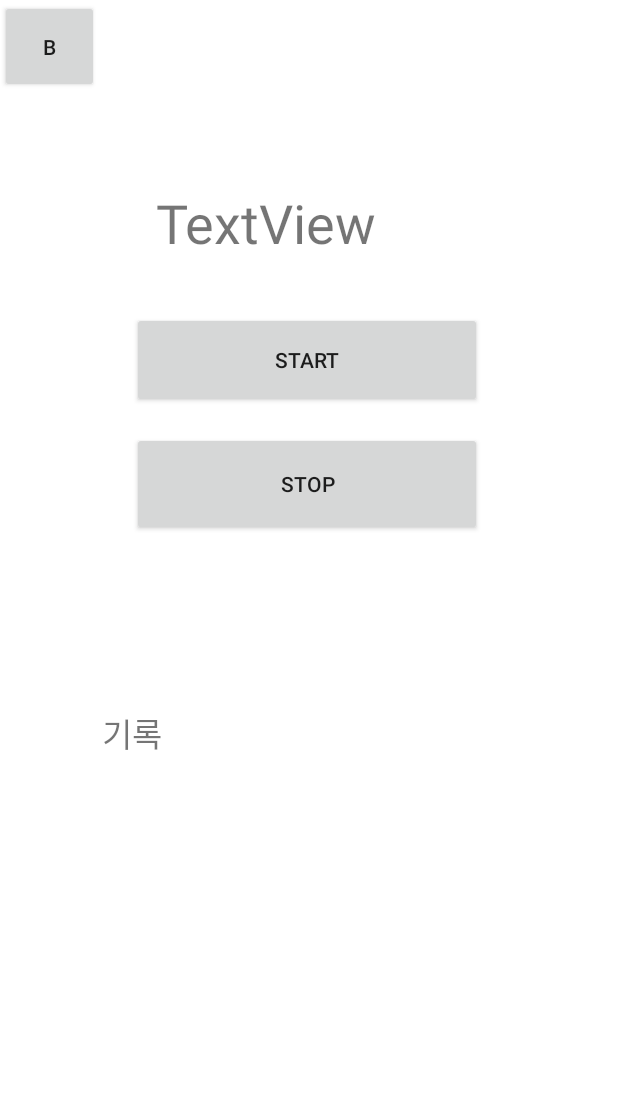
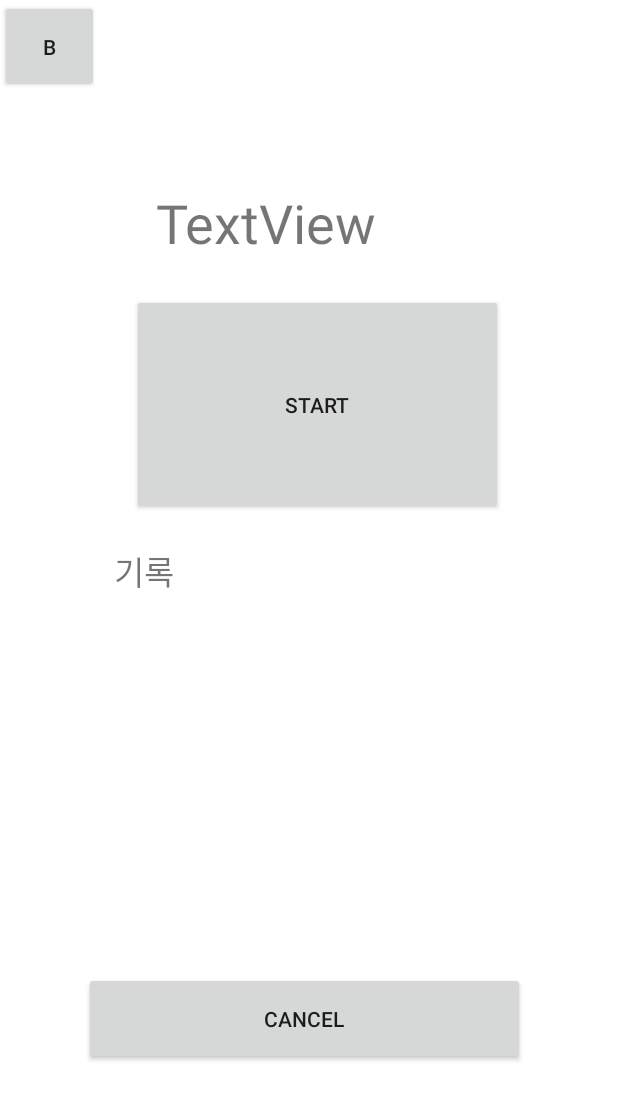
Before and after one commit to xe1230/Cheina, an Android app: the Act_execute screen opened directly, with no data from a screen before it, on a phone screen of 412 x 824 dp. Shown: the top 1100 px of the screen. Run offline under Robolectric (Android 15) with nearby library versions, the phone set to English and light mode, and no system bars.

Commit message:
231219 Add Record

```diff
--- a/app/src/main/java/com/example/chelina/Act_execute.java
+++ b/app/src/main/java/com/example/chelina/Act_execute.java
@@ -7,6 +7,7 @@ import android.content.Intent;
 import android.os.Bundle;
 import android.os.Handler;
 import android.os.Message;
+import android.text.method.ScrollingMovementMethod;
 import android.view.View;
 import android.widget.Button;
 import android.widget.TextView;
@@ -14,12 +15,22 @@ import android.widget.Toast;
 
 import androidx.annotation.Nullable;
 
+import java.util.ArrayList;
+import java.util.List;
+
+
 public class Act_execute extends Activity
 {
-    private Button mStartBtn, mStopBtn;
-    private TextView mTimeTextView, mRecordTextView;
-    private Thread timeThread = null;
-    private Boolean isRunning = true;
+    private Thread      m_Thrtime       = null;
+    private Button      m_BtnStart      = null;
+    private TextView    mTimeTextView   = null;
+    private TextView    m_editRecord = null;
+
+    private Boolean     m_bRunning      = true;
+    private Boolean     m_bStarted      = false;
+    private List<String> m_strRecord     = new ArrayList<>();
+
+
 
     @Override
     protected void onCreate(@Nullable Bundle savedInstanceState)
@@ -27,13 +38,10 @@ public class Act_execute extends Activity
         super.onCreate(savedInstanceState);
         setContentView(R.layout.frm_execute);
 
-        mStartBtn = (Button) findViewById(R.id.btn_Start);
-        mStopBtn = (Button) findViewById(R.id.btn_Stop);
-//        mRecordBtn = (Button) findViewById(R.id.btn_record);
-//        mPauseBtn = (Button) findViewById(R.id.btn_pause);
+        m_BtnStart = (Button) findViewById(R.id.btn_Start);
         mTimeTextView = (TextView) findViewById(R.id.timeView);
-        mRecordTextView = (TextView) findViewById(R.id.recordView);
-
+        m_editRecord = (TextView) findViewById(R.id.recordView);
+        m_editRecord.setMovementMethod(new ScrollingMovementMethod());
     }
 
 
@@ -46,26 +54,52 @@ public class Act_execute extends Activity
 
     public void btn_Start_onClick(View v)
     {
-        v.setVisibility(View.GONE);
-        mStopBtn.setVisibility(View.VISIBLE);
+        if (!m_bStarted)
+        {
+            m_BtnStart.setText("STOP");
+            m_bStarted = true;
+            m_Thrtime = new Thread(new timeThread());
+            m_Thrtime.start();
+        }
+        else
+        {
+            String strRecord = "";
 
-        timeThread = new Thread(new timeThread());
-        timeThread.start();
+
+            m_BtnStart.setText("START");
+            m_bStarted = false;
+            m_strRecord.add(mTimeTextView.getText().toString());
+
+            for (int nCnt = 0 ; nCnt < m_strRecord.size(); nCnt++)
+            {
+                strRecord += m_strRecord.get(nCnt)+ "\n";
+            }
+
+            m_editRecord.setText(strRecord);
+            m_Thrtime.interrupt();
+        }
     }
 
-    public void btn_Stop_onClick(View v)
+    public void btn_Cancel_onClick(View v)
     {
-        mRecordTextView.setText(mRecordTextView.getText() + mTimeTextView.getText().toString() + "\n");
-        // test
-        String strw3evalue =  mRecordTextView.getText().toString();
-        String stre = mTimeTextView.getText().toString();
-        v.setVisibility(View.GONE);
-//        mRecordBtn.setVisibility(View.GONE);
-        mStartBtn.setVisibility(View.VISIBLE);
-//        mPauseBtn.setVisibility(View.GONE);dsdf
-        mRecordTextView.setText(stre);
-        timeThread.interrupt();
+        String strRecord = "";
+        int nMaxIdx = m_strRecord.size();
+
+        if (nMaxIdx != 0)
+        {
+            m_strRecord.remove(nMaxIdx - 1);
+
+            for (int nCnt = 0 ; nCnt < m_strRecord.size(); nCnt++)
+            {
+                strRecord += m_strRecord.get(nCnt)+ "\n";
+            }
+
+            m_editRecord.setText(strRecord);
+        }
+
+
     }
+
 
     @SuppressLint("HandlerLeak")
     Handler handler = new Handler()
@@ -79,7 +113,8 @@ public class Act_execute extends Activity
             int hour = (msg.arg1 / 100) / 360;
             //1000이 1초 1000*60 은 1분 1000*60*10은 10분 1000*60*60은 한시간
 
-            @SuppressLint("DefaultLocale") String result = String.format("%02d:%02d:%02d:%02d", hour, min, sec, mSec);
+            @SuppressLint("DefaultLocale") String result = String.format("%02d:%02d:%02d", min, sec, mSec);
+
             if (result.equals("00:01:15:00"))
             {
                 Toast.makeText(Act_execute.this, "1분 15초가 지났습니다.", Toast.LENGTH_SHORT).show();
@@ -88,8 +123,6 @@ public class Act_execute extends Activity
             mTimeTextView.setText(result);
         }
     };
-
-
 
     public class timeThread implements Runnable
     {
@@ -100,7 +133,7 @@ public class Act_execute extends Activity
 
             while (true)
             {
-                while (isRunning)
+                while (m_bRunning)
                 { //일시정지를 누르면 멈춤
                     Message msg = new Message();
                     msg.arg1 = i++;
@@ -119,8 +152,8 @@ public class Act_execute extends Activity
                             @Override
                             public void run()
                             {
-                                mTimeTextView.setText("");
-                                mTimeTextView.setText("00:00:00:00");
+//                                mTimeTextView.setText("");
+//                                mTimeTextView.setText("00:00:00:00");
                             }
                         });
                         return; // 인터럽트 받을 경우 return
--- a/app/src/main/res/layout/frm_execute.xml
+++ b/app/src/main/res/layout/frm_execute.xml
@@ -29,34 +29,34 @@
         app:layout_constraintStart_toStartOf="parent"
         app:layout_constraintTop_toTopOf="parent" />
 
+
     <Button
         android:id="@+id/btn_Start"
-        android:layout_width="233dp"
-        android:layout_height="64dp"
+        android:layout_width="247dp"
+        android:layout_height="147dp"
         android:layout_marginStart="88dp"
-        android:layout_marginTop="208dp"
+        android:layout_marginTop="196dp"
+        android:onClick="btn_Start_onClick"
         android:text="Start"
-        android:onClick="btn_Start_onClick"
         app:layout_constraintStart_toStartOf="parent"
         app:layout_constraintTop_toTopOf="parent" />
 
     <Button
-        android:id="@+id/btn_Stop"
-        android:layout_width="233dp"
-        android:layout_height="69dp"
-        android:layout_marginStart="88dp"
-        android:layout_marginTop="288dp"
-        android:text="Stop"
-        android:onClick="btn_Stop_onClick"
+        android:id="@+id/btn_Cancel"
+        android:layout_width="294dp"
+        android:layout_height="62dp"
+        android:layout_marginStart="56dp"
+        android:layout_marginTop="648dp"
+        android:onClick="btn_Cancel_onClick"
+        android:text="Cancel"
         app:layout_constraintStart_toStartOf="parent"
         app:layout_constraintTop_toTopOf="parent" />
-
 
     <TextView
         android:layout_width="265dp"
         android:layout_height="32dp"
-        android:layout_marginStart="68dp"
-        android:layout_marginTop="472dp"
+        android:layout_marginStart="76dp"
+        android:layout_marginTop="364dp"
         android:text="기록"
         android:textSize="22dp"
         app:layout_constraintStart_toStartOf="parent"
@@ -66,17 +66,19 @@
         android:id="@+id/view_main"
         android:layout_width="233dp"
         android:layout_height="69dp"
-        android:layout_marginStart="88dp"
-        android:layout_marginTop="596dp"
+        android:layout_marginStart="104dp"
+        android:layout_marginTop="28dp"
         app:layout_constraintStart_toStartOf="parent"
         app:layout_constraintTop_toTopOf="parent" />
 
     <TextView
         android:id="@+id/recordView"
-        android:layout_width="233dp"
-        android:layout_height="69dp"
-        android:layout_marginStart="88dp"
-        android:layout_marginTop="528dp"
+        android:layout_width="297dp"
+        android:layout_height="216dp"
+        android:layout_marginStart="56dp"
+        android:layout_marginTop="420dp"
+        android:maxLines="10"
+        android:scrollbars="vertical"
         android:text=""
         android:textSize="22dp"
         app:layout_constraintStart_toStartOf="parent"
```
